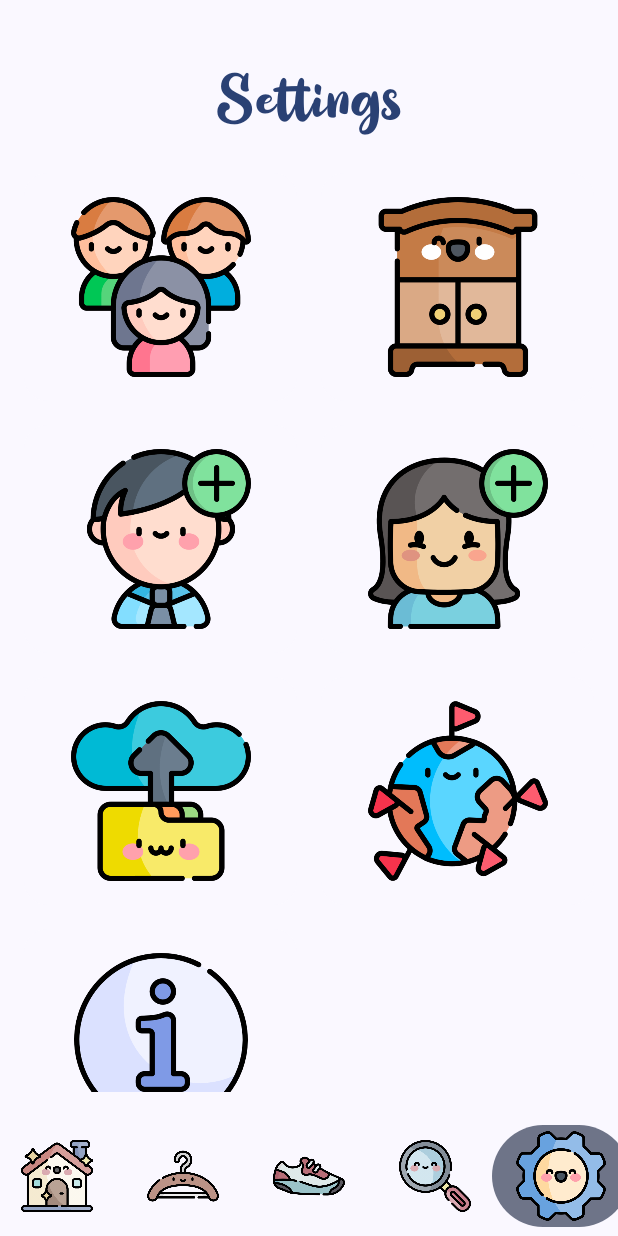
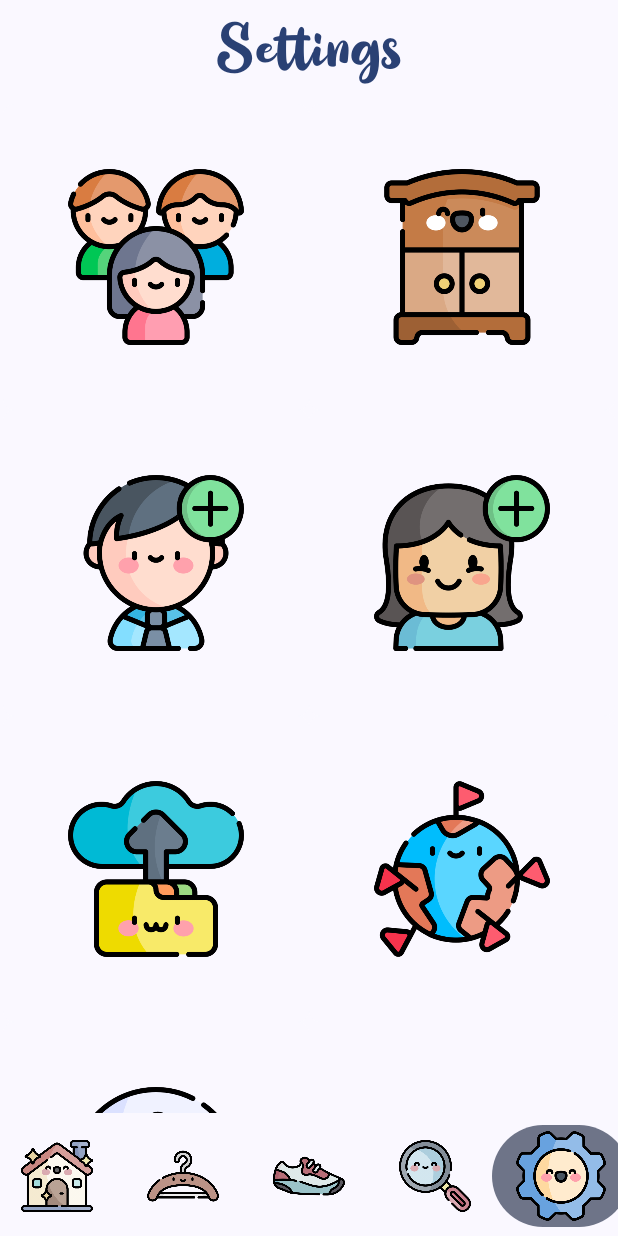
Before and after one commit to Polimar/TT2, an Android app built with Jetpack Compose: the MainScreenWithPager screen opened through its navigation route, item 5 of the bottom bar chosen, on a phone screen of 412 x 824 dp. Run offline under Robolectric (Android 15) with nearby library versions, the phone set to English and light mode, and no system bars; our stand-ins replace Dagger/Hilt's generated code, accompanist; pictures from the network do not load.

```diff
--- a/app/src/main/java/com/valcan/tt/ui/components/BackupRestoreDialog.kt
+++ b/app/src/main/java/com/valcan/tt/ui/components/BackupRestoreDialog.kt
@@ -114,7 +114,7 @@ fun BackupRestoreDialog(
                     modifier = Modifier
                         .fillMaxWidth()
                         .height(150.dp)
-                        .padding(16.dp),
+                        .padding(8.dp),
                     contentAlignment = Alignment.Center
                 ) {
                     when (selectedTab) {
@@ -125,7 +125,7 @@ fun BackupRestoreDialog(
                             ) {
                                 Text(
                                     text = stringResource(R.string.backup_create),
-                                    modifier = Modifier.padding(bottom = 16.dp)
+                                    modifier = Modifier.padding(bottom = 12.dp)
                                 )
                                 Button(
                                     onClick = {
@@ -143,7 +143,7 @@ fun BackupRestoreDialog(
                             ) {
                                 Text(
                                     text = stringResource(R.string.backup_restore),
-                                    modifier = Modifier.padding(bottom = 16.dp)
+                                    modifier = Modifier.padding(bottom = 12.dp)
                                 )
                                 Button(
                                     onClick = {
--- a/app/src/main/java/com/valcan/tt/ui/screens/profile/ProfileScreen.kt
+++ b/app/src/main/java/com/valcan/tt/ui/screens/profile/ProfileScreen.kt
@@ -66,11 +66,18 @@ fun ProfileScreen(
         viewModel.initLanguage(context)
     }
 
-    Box(modifier = Modifier.fillMaxSize()) {
+    BoxWithConstraints(modifier = Modifier.fillMaxSize()) {
+        // Calcoliamo lo spazio disponibile per la griglia dopo aver rimosso i padding e il titolo
+        // Questo ci aiuterà a determinare quanto spazio abbiamo a disposizione
+        val availableHeight = maxHeight - 120.dp  // Spazio stimato per titolo e padding
+        // Calcoliamo lo spazio tra gli elementi in base all'altezza disponibile
+        // Più piccolo è lo schermo, minore sarà lo spazio tra gli elementi
+        val adaptiveSpacing = (availableHeight * 0.02f).coerceAtMost(12.dp).coerceAtLeast(4.dp)
+
         Column(
             modifier = Modifier
                 .fillMaxSize()
-                .padding(16.dp),
+                .padding(horizontal = 2.dp, vertical = 2.dp),
             horizontalAlignment = Alignment.CenterHorizontally
         ) {
             // Titolo
@@ -78,29 +85,34 @@ fun ProfileScreen(
                 text = stringResource(id = R.string.profile_title),
                 style = MaterialTheme.typography.headlineLarge,
                 color = MaterialTheme.colorScheme.primary,
-                modifier = Modifier.padding(vertical = 24.dp)
+                modifier = Modifier
+                    .padding(vertical = 4.dp)
+                    .padding(bottom = 8.dp)
             )
 
-            // Griglia di impostazioni
+            // Griglia di impostazioni - dimensione adattiva
             LazyVerticalGrid(
                 columns = GridCells.Fixed(2),
-                horizontalArrangement = Arrangement.spacedBy(16.dp),
-                verticalArrangement = Arrangement.spacedBy(16.dp),
-                modifier = Modifier.fillMaxWidth()
+               // horizontalArrangement = Arrangement.spacedBy(adaptiveSpacing * 0.5f),
+                //verticalArrangement = Arrangement.spacedBy(adaptiveSpacing * 0.5f),
+                contentPadding = PaddingValues(bottom = 4.dp),
+                modifier = Modifier
+                    .fillMaxWidth()
+                    .weight(1f, fill = true)
             ) {
                 items(7) { index ->
                     when (index) {
-                        0 -> SettingButton(
+                        0 -> AdaptiveSettingButton(
                             icon = R.drawable.ic_users_kawaii,
                             contentDescription = stringResource(id = R.string.profile_select_users),
                             onClick = { showUserSelectionDialog = true }
                         )
-                        1 -> SettingButton(
+                        1 -> AdaptiveSettingButton(
                             icon = R.drawable.ic_wardrobe_kawaii,
                             contentDescription = stringResource(id = R.string.profile_wardrobes),
                             onClick = { navController.navigate(Screen.Wardrobe.route) }
                         )
-                        2 -> SettingButton(
+                        2 -> AdaptiveSettingButton(
                             icon = R.drawable.ic_add_male_kawaii,
                             contentDescription = stringResource(id = R.string.profile_new_user_male),
                             onClick = {
@@ -108,7 +120,7 @@ fun ProfileScreen(
                                 showNewUserDialog = true
                             }
                         )
-                        3 -> SettingButton(
+                        3 -> AdaptiveSettingButton(
                             icon = R.drawable.ic_add_female_kawaii,
                             contentDescription = stringResource(id = R.string.profile_new_user_female),
                             onClick = {
@@ -116,17 +128,17 @@ fun ProfileScreen(
                                 showNewUserDialog = true
                             }
                         )
-                        4 -> SettingButton(
+                        4 -> AdaptiveSettingButton(
                             icon = R.drawable.ic_backup_kawaii,
                             contentDescription = stringResource(id = R.string.profile_backup),
                             onClick = { showBackupDialog = true }
                         )
-                        5 -> SettingButton(
+                        5 -> AdaptiveSettingButton(
                             icon = R.drawable.ic_languages,
                             contentDescription = stringResource(id = R.string.profile_languages),
                             onClick = { showLanguageDialog = true }
                         )
-                        6 -> SettingButton(
+                        6 -> AdaptiveSettingButton(
                             icon = R.drawable.ic_info_kawaii,
                             contentDescription = stringResource(id = R.string.profile_info),
                             onClick = { showCreditsDialog = true }
@@ -213,23 +225,29 @@ fun ProfileScreen(
 }
 
 @Composable
-fun SettingButton(
+fun AdaptiveSettingButton(
     icon: Int,
     contentDescription: String,
     onClick: () -> Unit
 ) {
-    Box(
+    // Utilizziamo BoxWithConstraints per rendere l'icona adattabile
+    BoxWithConstraints(
         modifier = Modifier
-            .clip(RoundedCornerShape(16.dp))
+            .fillMaxSize()
+            .aspectRatio(1f) // Manteniamo il rapporto 1:1 per la card
+            .clip(RoundedCornerShape(8.dp))
             .background(MaterialTheme.colorScheme.surface)
             .clickable(onClick = onClick)
-            .padding(16.dp),
+            .padding(4.dp),
         contentAlignment = Alignment.Center
     ) {
+        // Calcoliamo la dimensione dell'icona come percentuale della larghezza disponibile
+        val iconSize = maxWidth * 0.6f
+
         Image(
             painter = painterResource(id = icon),
             contentDescription = contentDescription,
-            modifier = Modifier.size(120.dp)
+            modifier = Modifier.size(iconSize)
         )
     }
 }
```
Also changed, not shown: app/src/main/java/com/valcan/tt/ui/components/BackupSelectionDialog.kt (+10 -10 lines).
